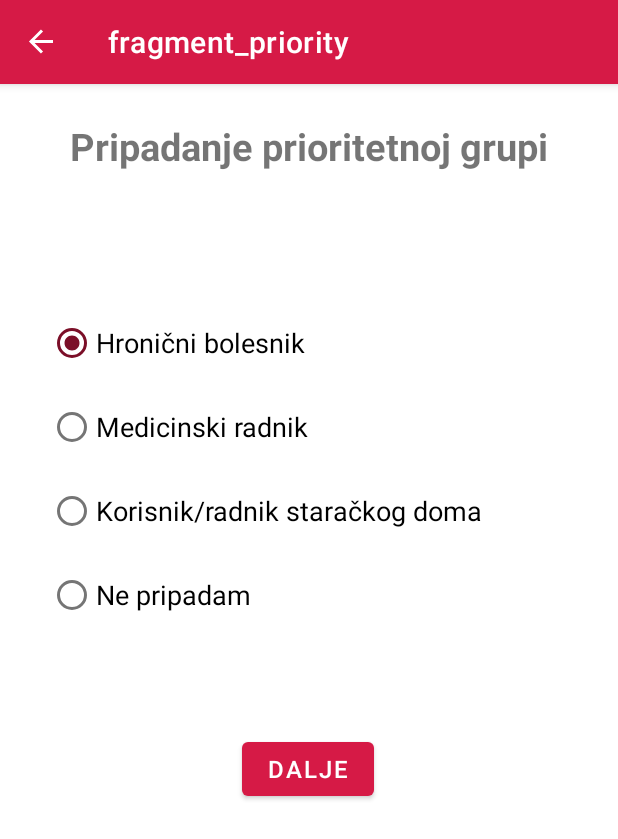
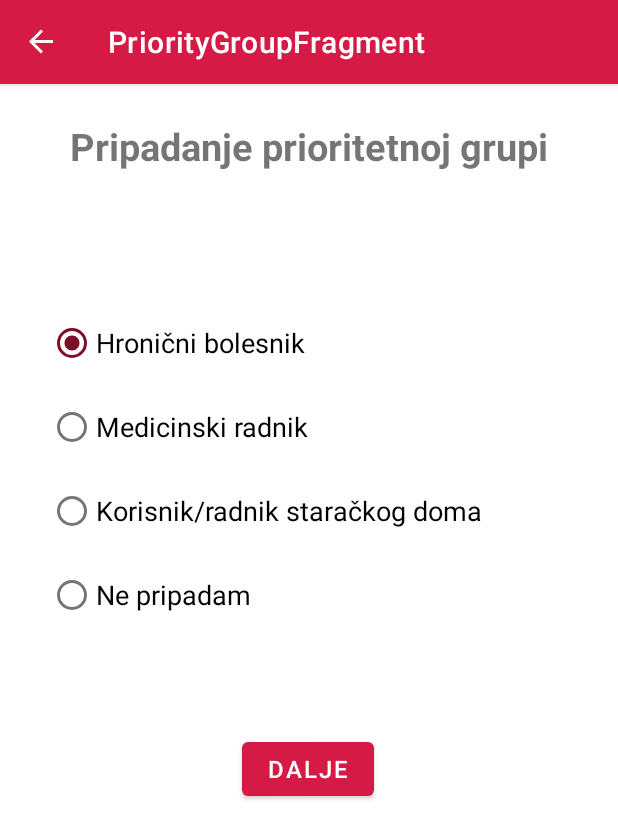
Before and after one commit to ahmedhalac/prijava_za_vakcinaciju, an Android app: the PriorityGroupFragment screen opened through its navigation route, on a phone screen of 412 x 824 dp. Shown: the top 839 px of the screen. Run offline under Robolectric (Android 15) with nearby library versions, the phone set to English and light mode, and no system bars; our stand-ins replace data binding, navigation-ui.

Commit message:
added priority_group-fr

```diff
--- a/app/src/main/java/com/example/prijavazavakcinaciju/PriorityFragment.kt
+++ b/app/src/main/java/com/example/prijavazavakcinaciju/PriorityGroupFragment.kt
@@ -6,13 +6,13 @@ import android.view.LayoutInflater
 import android.view.View
 import android.view.ViewGroup
 
-class PriorityFragment : Fragment() {
+class PriorityGroupFragment : Fragment() {
     override fun onCreateView(
         inflater: LayoutInflater, container: ViewGroup?,
         savedInstanceState: Bundle?
     ): View? {
         // Inflate the layout for this fragment
-        return inflater.inflate(R.layout.fragment_priority, container, false)
+        return inflater.inflate(R.layout.fragment_priority_group, container, false)
     }
 
 }
--- a/app/src/main/java/com/example/prijavazavakcinaciju/UserDataFragment.kt
+++ b/app/src/main/java/com/example/prijavazavakcinaciju/UserDataFragment.kt
@@ -5,7 +5,6 @@ import androidx.fragment.app.Fragment
 import android.view.LayoutInflater
 import android.view.View
 import android.view.ViewGroup
-import android.widget.Toast
 import androidx.databinding.DataBindingUtil
 import androidx.navigation.findNavController
 import com.example.prijavazavakcinaciju.databinding.FragmentUserDataBinding
@@ -26,12 +25,14 @@ class UserDataFragment : Fragment() {
             val phone = binding.telefon.text.toString()
             val email = binding.email.text.toString()
 
+
+            view.findNavController().navigate(R.id.action_userDataFragment_to_priorityGroupFragment)
             // Validation
-            if(firstName == "" || lastName == "" || ages == "" || phone == "" || email == "") {
+            /*if(firstName == "" || lastName == "" || ages == "" || phone == "" || email == "") {
                 Toast.makeText(activity, "Popunite sva polja!", Toast.LENGTH_SHORT).show()
             }else {
                 view.findNavController().navigate(R.id.action_userDataFragment_to_priorityFragment)
-            }
+            }*/
 
         }
 
--- a/app/src/main/res/layout/fragment_priority.xml
+++ b/app/src/main/res/layout/fragment_priority_group.xml
@@ -3,14 +3,7 @@
 <layout xmlns:android="http://schemas.android.com/apk/res/android"
     xmlns:app="http://schemas.android.com/apk/res-auto"
     xmlns:tools="http://schemas.android.com/tools"
-    tools:context="com.example.android.navigation.InGame">
-
-    <data>
-
-        <variable
-            name="obstacle"
-            type="com.example.prijavazavakcinaciju.ObstacleFragment" />
-    </data>
+    tools:context="com.example.android.navigation.PriorityGroupFragment">
 
     <ScrollView
         android:layout_width="match_parent"
@@ -86,7 +79,7 @@
             </RadioGroup>
 
             <Button
-                android:id="@+id/submitButton"
+                android:id="@+id/priority_group_btn"
                 android:layout_width="wrap_content"
                 android:layout_height="wrap_content"
                 android:layout_marginStart="32dp"
--- a/app/src/main/res/navigation/navigation.xml
+++ b/app/src/main/res/navigation/navigation.xml
@@ -44,8 +44,8 @@
         tools:layout="@layout/fragment_user_data"
         >
         <action
-            android:id="@+id/action_userDataFragment_to_priorityFragment"
-            app:destination="@id/priorityFragment" />
+            android:id="@+id/action_userDataFragment_to_priorityGroupFragment"
+            app:destination="@id/priorityGroupFragment" />
     </fragment>
     <fragment
         android:id="@+id/aboutFragment"
@@ -54,8 +54,9 @@
         tools:layout="@layout/fragment_about"
         />
     <fragment
-        android:id="@+id/priorityFragment"
-        android:name="com.example.prijavazavakcinaciju.PriorityFragment"
-        android:label="fragment_priority"
-        tools:layout="@layout/fragment_priority" />
+        android:id="@+id/priorityGroupFragment"
+        android:name="com.example.prijavazavakcinaciju.PriorityGroupFragment"
+        android:label="PriorityGroupFragment"
+        tools:layout="@layout/fragment_priority_group"
+        />
 </navigation>
--- a/app/src/main/res/values/strings.xml
+++ b/app/src/main/res/values/strings.xml
@@ -8,4 +8,5 @@
     <string name="about">About</string>
     <string name="about_text">This app allows easy registration for immunization againist COVID-19 virus.</string>
     <string name="priority_title">Pripadanje prioritetnoj grupi</string>
+    <string name="vaccine_selection">Izbor vakcine</string>
 </resources>
```
